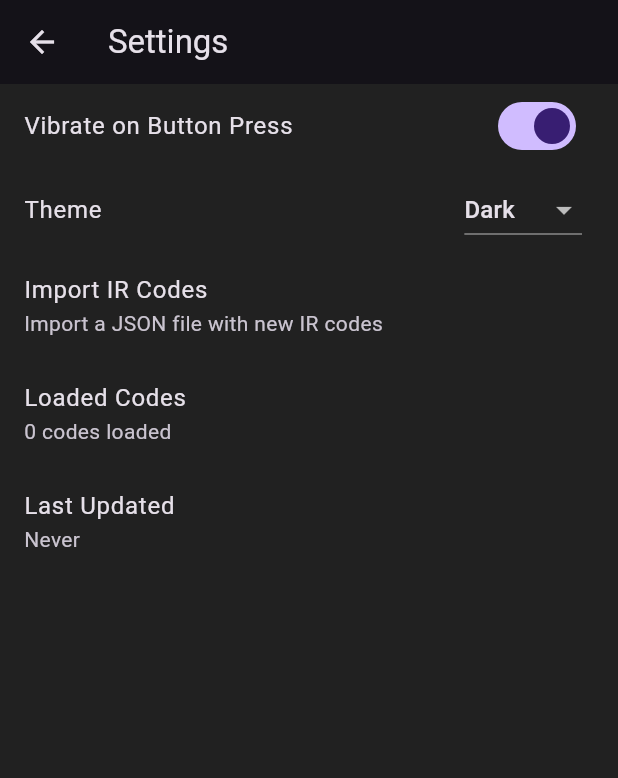
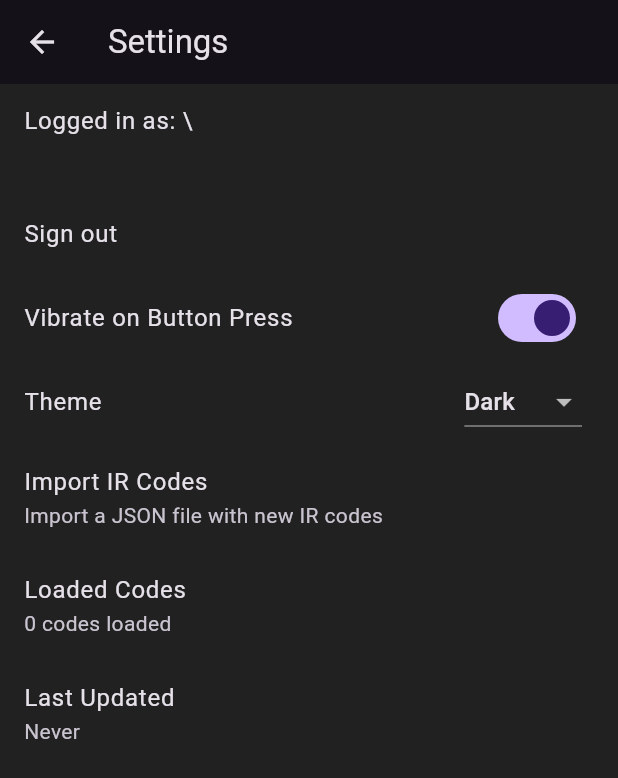
Before and after one commit to slogiker/RGB-led-controller-flutter, a Flutter app: the screen it shows after launch, after a tap on the "settings" icon, on a phone screen of 412 x 824 dp. Shown: the top 778 px of the screen. Run offline on Flutter 3.47's test engine with Material 3 defaults, Android fonts, the phone set to English and light mode, and no system bars; our stand-ins replace cloud_firestore, file_picker, firebase_auth, firebase_core, fluttertoast, shared_preferences and 1 more; accounts and stored records are empty.

Commit message:
added login

```diff
--- a/lib/main.dart
+++ b/lib/main.dart
@@ -1,9 +1,26 @@
-
 import 'package:flutter/material.dart';
 import 'package:shared_preferences/shared_preferences.dart';
 import 'package:myapp/ui/remote_screen.dart';
+import 'package:firebase_core/firebase_core.dart';
+import 'package:cloud_firestore/cloud_firestore.dart';
+import 'package:flutter/foundation.dart' show kIsWeb;
 
-void main() {
+void main() async {
+  WidgetsFlutterBinding.ensureInitialized();
+  if (kIsWeb) {
+    await Firebase.initializeApp(
+      options: const FirebaseOptions(
+        apiKey: "AIzaSyC-3prgVuu6QXjXZqkBGeAAEeWH9tpICoI",
+        authDomain: "rgb-led-controller-flutter.firebaseapp.com",
+        projectId: "rgb-led-controller-flutter",
+        storageBucket: "rgb-led-controller-flutter.firebasestorage.app",
+        messagingSenderId: "358704228013",
+        appId: "1:358704228013:web:810274f785fd3a4bde4824",
+      ),
+    );
+  } else {
+    await Firebase.initializeApp();
+  }
   runApp(const MyApp());
 }
 
--- a/lib/ui/settings_screen.dart
+++ b/lib/ui/settings_screen.dart
@@ -7,6 +7,8 @@ import 'package:myapp/main.dart';
 import 'package:myapp/services/code_store.dart';
 import 'package:fluttertoast/fluttertoast.dart';
 import 'package:shared_preferences/shared_preferences.dart';
+import 'package:firebase_auth/firebase_auth.dart';
+import 'package:myapp/services/auth_service.dart';
 
 class SettingsScreen extends StatefulWidget {
   final VoidCallback onCodesUpdated;
@@ -18,6 +20,18 @@ class SettingsScreen extends StatefulWidget {
 }
 
 class _SettingsScreenState extends State<SettingsScreen> {
+  final AuthService _authService = AuthService();
+  User? _user;
+
+  @override
+  void didChangeDependencies() {
+    super.didChangeDependencies();
+    _authService.userChanges.listen((user) {
+      setState(() {
+        _user = user;
+      });
+    });
+  }
   final CodeStore _codeStore = CodeStore();
   int _codeCount = 0;
   String _lastUpdated = 'Never';
@@ -83,6 +97,50 @@ class _SettingsScreenState extends State<SettingsScreen> {
       ),
       body: ListView(
         children: [
+          ListTile(
+            title: Text(_user == null
+                ? 'Not logged in'
+                : 'Logged in as: \\${_user!.isAnonymous ? 'Anonymous' : (_user!.email ?? _user!.displayName ?? 'User')}'),
+            subtitle: _user == null
+                ? null
+                : Text(_user!.uid),
+          ),
+          if (_user == null) ...[
+            ListTile(
+              title: const Text('Sign in with Google'),
+              onTap: () async {
+                try {
+                  await _authService.signInWithGoogle();
+                } catch (e) {
+                  Fluttertoast.showToast(msg: 'Google sign-in failed: \\${e.toString()}');
+                }
+              },
+            ),
+            ListTile(
+              title: const Text('Sign in with Email'),
+              onTap: () async {
+                // TODO: Show dialog for email/password input and call signInWithEmail
+                Fluttertoast.showToast(msg: 'Email sign-in not implemented');
+              },
+            ),
+            ListTile(
+              title: const Text('Continue as Guest (Anonymous)'),
+              onTap: () async {
+                try {
+                  await _authService.signInAnonymously();
+                } catch (e) {
+                  Fluttertoast.showToast(msg: 'Anonymous sign-in failed: \\${e.toString()}');
+                }
+              },
+            ),
+          ] else ...[
+            ListTile(
+              title: const Text('Sign out'),
+              onTap: () async {
+                await _authService.signOut();
+              },
+            ),
+          ],
           SwitchListTile(
             title: const Text('Vibrate on Button Press'),
             value: _vibrateOnButton,
--- a/pubspec.yaml
+++ b/pubspec.yaml
@@ -40,6 +40,9 @@ dependencies:
   shared_preferences: ^2.5.3
   fluttertoast: ^9.0.0
   vibration: ^3.1.4
+  cloud_firestore: ^6.0.3
+  firebase_auth: ^6.1.1
+  google_sign_in: ^7.2.0
 
 dev_dependencies:
   flutter_test:
```
Also changed, not shown: lib/services/auth_service.dart (added, +35 -0 lines), pubspec.lock, 1 other file.
